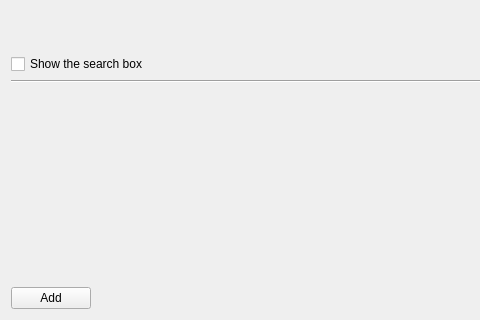
Old version of the form applets/lancelot/parts/LancelotPartConfigBase.ui in the repository KDE/kdeplasma-addons; both pictures show x 0 to 480 and y 372 to 692 of the 629 by 692 pixel window.
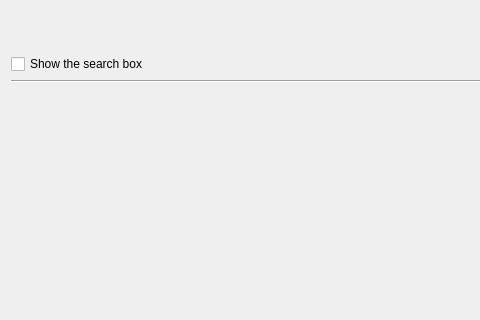
New version of the form. Custom widgets are drawn as their Qt base class.

Diff of the .ui file:
```diff
--- a/applets/lancelot/parts/LancelotPartConfigBase.ui
+++ b/applets/lancelot/parts/LancelotPartConfigBase.ui
@@ -176,13 +176,6 @@
             <property name="margin">
              <number>0</number>
             </property>
-            <item>
-             <widget class="QPushButton" name="buttonContentsAdd">
-              <property name="text">
-               <string>Add</string>
-              </property>
-             </widget>
-            </item>
             <item>
              <spacer name="horizontalSpacer">
               <property name="orientation">
```
